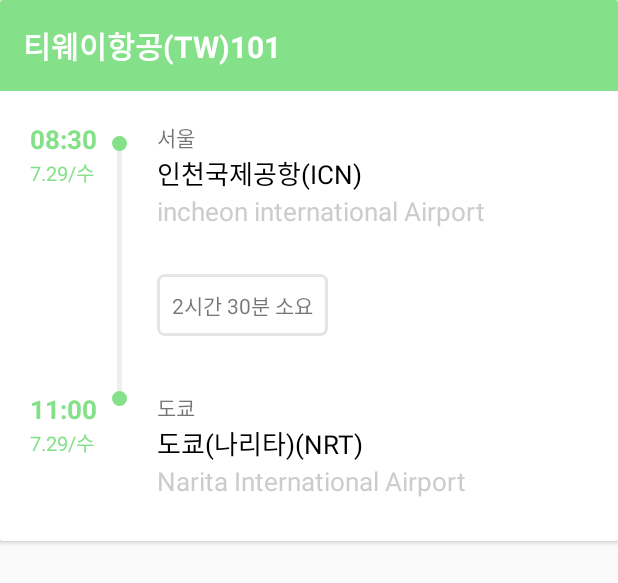
After one commit to agopwns/NOVATEST, an Android app: the layout dialog_bottom_airline.xml on its own in the app's theme, with its tools: preview values and no code run, on a phone screen of 412 x 824 dp. The commit adds this screen. Shown: the top 583 px of the screen. Run offline under Robolectric (Android 15) with nearby library versions, the phone set to English and light mode, and no system bars.

Commit message:
항공편 등록 후 하단 다이얼로그 UI 수정
항공편 등록 후 하단 다이얼로그 UI 수정

```diff
--- a/app/src/main/java/com/example/novatrip/SCHEDULE/Adapter/AdapterSchedulTravelPlanAndDetail.java
+++ b/app/src/main/java/com/example/novatrip/SCHEDULE/Adapter/AdapterSchedulTravelPlanAndDetail.java
@@ -297,11 +297,13 @@ public class AdapterSchedulTravelPlanAndDetail extends RecyclerView.Adapter<Adap
                         holder.tv_timeTravelDetailPlan.setText(start_end_time_FIRST);
                         holder.tv_TravelDetailPlanInfo.setText(itemTravelDetail.getPlace().getAddress_place_detail());
                     }else if(itemTravelDetail.getCategory_travel_plan_detail() == AirlineIDX){
-//TODO: 공항 등록
-                        Log.d(TAG, "onBindViewHolder: 공항 아이템");
 
+                        holder.tv_travelDetailPlanName.setText("공항");
+                        holder.tv_travelRouteNumber.setText(String.valueOf(position));
+                        String start_end_time_FIRST = itemTravelDetail.getAirline().getStart_time_airline() + " ~ " +   itemTravelDetail.getAirline().getEnd_time_airport();
+                        holder.tv_timeTravelDetailPlan.setText(start_end_time_FIRST);
+                        holder.tv_TravelDetailPlanInfo.setText(itemTravelDetail.getAirline().getName_start_airport()+" ~ " +itemTravelDetail.getAirline().getName_end_airport());
                     }
-
 
                     break;
                 case MIDDLE :
--- a/app/src/main/java/com/example/novatrip/SCHEDULE/UI/ScheduleTravelDetailActivity.java
+++ b/app/src/main/java/com/example/novatrip/SCHEDULE/UI/ScheduleTravelDetailActivity.java
@@ -127,6 +127,7 @@ public class ScheduleTravelDetailActivity extends AppCompatActivity implements V
         adapterSchedulTravelPlanAndDetail.ClickListener_clickLisenerSchedulAddTravelDetailItem(new ClickLisenerSchedulAddTravelLocation() {
             @Override
             public void OnItemClick(String unixTime, int position) {
+
                 localArrayList_choice = new ArrayList<>();
 
 //                // 만약 unixTime이 올림픽 시작일(7/22일)보다 크고 종료일(8/?)일 보다 작으면 올림픽 기간으로 생각해서 일정 추갈할 때 올림픽 관련 일정 추가.
@@ -171,6 +172,7 @@ public class ScheduleTravelDetailActivity extends AppCompatActivity implements V
 
 
     public void setTravelDetailItemClickLisner(){
+
         if(adapterSchedulTravelPlanAndDetail.getTravelPlanList().size() == 0 || adapterSchedulTravelPlanAndDetail.getTravelPlanList() ==null){
             Log.d(TAG, "setTravelDetailItemClickLisner: 리스트 비어있음 ");
             return;
@@ -185,7 +187,7 @@ public class ScheduleTravelDetailActivity extends AppCompatActivity implements V
             adapterSchedulTravelPlanAndDetail.getTravelPlanList().get(i).getAdapter_child().ClickListener_clickLisenerSchedulTravelDetailItem(new ClickLisenerSchedulTravelDetailitem() {
                 @Override
                 public void OnItemClick(final ItemTravelDetail itemTravelDetail,final int position_) {
-                    if(itemTravelDetail.getOlympicGame() == null){
+                    if(itemTravelDetail.getCategory_travel_plan_detail() == PlaceIDX){
 
                         Log.d(TAG, "OnItemClick: 일반 여행 ");
 
@@ -227,13 +229,11 @@ public class ScheduleTravelDetailActivity extends AppCompatActivity implements V
                         dialog.setContentView(dialogView);
                         dialog.show();
 
-                    }else if(itemTravelDetail.getOlympicGame() !=null){
+                    }else if(itemTravelDetail.getCategory_travel_plan_detail()==OlympicGameIDX){
+
                         Log.d(TAG, "OnItemClick: 올림픽 여행 ");
-
                         View dialogView = getLayoutInflater().inflate(R.layout.dialog_bottom_olympic_info, null);
-
                         ImageView iv_profile = dialogView.findViewById(R.id.iv_profile);
-
                         //TODO:올림픽 경기에 관한 이미지 컬럼 만들고 정보 넣어서 보여줘야함.
                         Glide.with(getApplicationContext())
                                 .load("https://upload.wikimedia.org/wikipedia/ko/thumb/b/b6/2020%EB%85%84_%ED%95%98%EA%B3%84_%EC%98%AC%EB%A6%BC%ED%94%BD_%EB%A1%9C%EA%B3%A0.svg/1200px-2020%EB%85%84_%ED%95%98%EA%B3%84_%EC%98%AC%EB%A6%BC%ED%94%BD_%EB%A1%9C%EA%B3%A0.svg.png")
@@ -264,6 +264,15 @@ public class ScheduleTravelDetailActivity extends AppCompatActivity implements V
                                 startActivity(intent);
                             }
                         });
+                        dialog = new BottomSheetDialog(context);
+                        dialog.setContentView(dialogView);
+                        dialog.show();
+                    }else if(itemTravelDetail.getCategory_travel_plan_detail() == AirlineIDX ){
+
+                        Log.d(TAG, "OnItemClick:  항공편 idx ");
+
+                        View dialogView = getLayoutInflater().inflate(R.layout.dialog_bottom_airline, null);
+
                         dialog = new BottomSheetDialog(context);
                         dialog.setContentView(dialogView);
                         dialog.show();
@@ -577,7 +586,7 @@ public class ScheduleTravelDetailActivity extends AppCompatActivity implements V
             //TravelPlanDetail 을 보여주는 리사이클러뷰의 list를 가져온 후
             ArrayList<ItemTravelDetail> itemTravelDetails =  itemTravelPlan.getAdapter_child().getItemTravelDetailArrayList();
 
-            //새로 추가한 airline 정보를 추가한다.
+
             Log.d(TAG, "onActivityResult: 첫 데이터 추가");
             ItemTravelDetail addItemTravelDetail = new ItemTravelDetail();
 
@@ -605,6 +614,9 @@ public class ScheduleTravelDetailActivity extends AppCompatActivity implements V
              addItemTravelDetail.setUnixtime_travel_plan_detail(unixTime);
              addItemTravelDetail.setCategory_travel_plan_detail(AirlineIDX);
              addItemTravelDetail.setAirline(airline);
+
+             //새로  airline 정보를 추가한다.
+            itemTravelDetails.add(addItemTravelDetail);
 
             itemTravelPlan.getAdapter_child().setItemTravelDetailArrayList(itemTravelDetails);
             itemTravelPlan.getAdapter_child().notifyDataSetChanged();
--- /dev/null
+++ b/app/src/main/res/drawable/ic_linear_scale_black_24dp.xml
@@ -0,0 +1,5 @@
+<vector android:alpha="0.44" android:height="24dp"
+    android:viewportHeight="24.0" android:viewportWidth="24.0"
+    android:width="24dp" xmlns:android="http://schemas.android.com/apk/res/android">
+    <path android:fillColor="#FF000000" android:pathData="M19.5,9.5c-1.03,0 -1.9,0.62 -2.29,1.5h-2.92c-0.39,-0.88 -1.26,-1.5 -2.29,-1.5s-1.9,0.62 -2.29,1.5H6.79c-0.39,-0.88 -1.26,-1.5 -2.29,-1.5C3.12,9.5 2,10.62 2,12s1.12,2.5 2.5,2.5c1.03,0 1.9,-0.62 2.29,-1.5h2.92c0.39,0.88 1.26,1.5 2.29,1.5s1.9,-0.62 2.29,-1.5h2.92c0.39,0.88 1.26,1.5 2.29,1.5 1.38,0 2.5,-1.12 2.5,-2.5s-1.12,-2.5 -2.5,-2.5z"/>
+</vector>
--- /dev/null
+++ b/app/src/main/res/layout/dialog_bottom_airline.xml
@@ -0,0 +1,298 @@
+<?xml version="1.0" encoding="utf-8"?>
+<!--올림픽 경기에 대한 정보를 보여주는 다이얼로그 -->
+<androidx.cardview.widget.CardView
+    xmlns:android="http://schemas.android.com/apk/res/android"
+    xmlns:app="http://schemas.android.com/apk/res-auto"
+    android:layout_width="match_parent"
+    android:layout_height="wrap_content"
+    xmlns:card_view="http://schemas.android.com/tools"
+    android:background="@drawable/round_gray"
+    >
+
+<LinearLayout
+    card_view:cardCornerRadius="20dp"
+    card_view:cardUseCompatPadding="true"
+    android:id="@+id/bottom_sheet"
+    android:layout_width="match_parent"
+    android:layout_height="wrap_content"
+    android:background="#ffffff"
+    android:orientation="vertical"
+    app:behavior_hideable="false"
+
+    >
+
+
+
+        <LinearLayout
+            android:background="@color/colorMainGreen"
+            android:layout_width="match_parent"
+            android:layout_height="0dp"
+            android:layout_weight="1"
+            android:orientation="vertical"
+            android:padding="15dp"
+           >
+
+            <TextView
+
+                android:id="@+id/tv_name_airline_nuber"
+                android:layout_width="match_parent"
+                android:layout_height="wrap_content"
+                android:text="티웨이항공(TW)101"
+                android:textColor="@color/WHITE"
+                android:textSize="20sp"
+                android:textStyle="bold"
+                />
+
+
+        </LinearLayout>
+
+
+
+    <LinearLayout
+        android:layout_width="match_parent"
+        android:layout_height="wrap_content"
+        android:orientation="vertical"
+        >
+
+
+        <LinearLayout
+            android:paddingTop="20dp"
+            android:orientation="horizontal"
+            android:layout_width="match_parent"
+            android:layout_height="wrap_content"
+            >
+
+
+            <LinearLayout
+                android:layout_width="wrap_content"
+                android:layout_height="wrap_content"
+                android:orientation="vertical"
+                android:layout_marginLeft="20dp"
+                >
+                <TextView
+                    android:id="@+id/tv_time_start_airport"
+                    android:layout_width="wrap_content"
+                    android:layout_height="wrap_content"
+                    android:textColor="@color/colorMainGreen"
+                    android:text="08:30"
+                    android:textSize="17dp"
+                    android:textStyle="bold"
+                    />
+                <TextView
+                    android:id="@+id/tv_date_start_airport"
+                    android:layout_width="wrap_content"
+                    android:layout_height="wrap_content"
+                    android:textColor="@color/colorMainGreen"
+                    android:text="7.29/수"
+                    android:textSize="13dp"
+
+                    />
+
+            </LinearLayout>
+
+            <FrameLayout
+                android:paddingTop="10dp"
+                android:layout_width="30dp"
+                android:layout_height="180dp"
+                android:orientation="vertical"
+                app:layout_constraintBottom_toBottomOf="parent"
+                app:layout_constraintEnd_toStartOf="@+id/layout_travelPlanDetailItem"
+                app:layout_constraintStart_toStartOf="parent"
+                app:layout_constraintTop_toTopOf="parent">
+
+
+                <!--    선     -->
+                <TextView
+                    android:layout_width="3dp"
+                    android:layout_height="match_parent"
+                    android:layout_gravity="center"
+                    android:background="#eeeeee" />
+
+
+
+                <TextView
+                    android:id="@+id/tv_travelRouteNumber"
+                    android:layout_width="10dp"
+                    android:layout_height="10dp"
+                    android:layout_gravity="center_horizontal"
+                    android:background="@drawable/circle_background"
+                    android:gravity="center"
+                    android:textColor="@color/WHITE"
+                    app:layout_constraintStart_toStartOf="parent"
+                    app:layout_constraintTop_toTopOf="@+id/layout_travelPlanDetailItem" />
+
+            </FrameLayout>
+
+
+            <LinearLayout
+                android:id="@+id/layout_travelPlanDetailItem"
+                android:layout_width="0dp"
+                android:layout_height="match_parent"
+                android:layout_weight="1"
+                android:orientation="vertical"
+                >
+
+                <TextView
+                    android:id="@+id/tv_name_start_country"
+                    android:layout_width="wrap_content"
+                    android:layout_height="wrap_content"
+                    android:paddingHorizontal="10dp"
+                    android:text="서울"
+                    android:textSize="14dp"
+                    app:layout_constraintStart_toStartOf="parent"
+                    app:layout_constraintTop_toTopOf="parent" />
+
+                <TextView
+                    android:id="@+id/tv_name_start_airport"
+                    android:layout_width="wrap_content"
+                    android:layout_height="wrap_content"
+                    android:paddingHorizontal="10dp"
+                    android:text="인천국제공항(ICN)"
+                    android:textSize="17dp"
+                    android:textColor="@color/BLACK"
+                    app:layout_constraintStart_toStartOf="@+id/tv_travelDetailPlanName"
+                    app:layout_constraintTop_toBottomOf="@+id/tv_travelDetailPlanName" />
+
+                <TextView
+                    android:id="@+id/tv_name_start_airport_english"
+                    android:layout_width="wrap_content"
+                    android:layout_height="wrap_content"
+                    android:paddingHorizontal="10dp"
+                    android:text="incheon international Airport"
+                    android:textSize="17dp"
+                    android:textColor="#cccccc"
+                    app:layout_constraintStart_toStartOf="@+id/tv_travelDetailPlanName"
+                    app:layout_constraintTop_toBottomOf="@+id/tv_travelDetailPlanName"
+
+                    />
+
+
+                <TextView
+                    android:id="@+id/tv_time"
+                    android:layout_marginLeft="10dp"
+                    android:layout_width="wrap_content"
+                    android:layout_height="wrap_content"
+                    android:background="@drawable/round_gray"
+                    android:text="2시간 30분 소요"
+                    android:padding="10dp"
+                    android:layout_marginTop="30dp"
+                    />
+
+            </LinearLayout>
+
+
+
+        </LinearLayout>
+        </LinearLayout>
+
+
+
+
+
+    <LinearLayout
+
+        android:orientation="horizontal"
+        android:layout_width="match_parent"
+        android:layout_height="wrap_content"
+        >
+
+
+        <LinearLayout
+            android:layout_width="wrap_content"
+            android:layout_height="wrap_content"
+            android:orientation="vertical"
+            android:layout_marginLeft="20dp"
+            >
+
+            <TextView
+                android:id="@+id/tv_time_end_airport"
+                android:layout_width="wrap_content"
+                android:layout_height="wrap_content"
+                android:text="11:00"
+                android:textColor="@color/colorMainGreen"
+                android:textSize="17dp"
+                android:textStyle="bold" />
+            <TextView
+                android:id="@+id/tv_date_end_airport"
+                android:layout_width="wrap_content"
+                android:layout_height="wrap_content"
+                android:textColor="@color/colorMainGreen"
+                android:text="7.29/수"
+                android:textSize="13dp"
+
+                />
+
+        </LinearLayout>
+
+        <FrameLayout
+            android:layout_width="30dp"
+            android:layout_height="100dp"
+            android:orientation="vertical"
+            app:layout_constraintBottom_toBottomOf="parent"
+            app:layout_constraintEnd_toStartOf="@+id/layout_travelPlanDetailItem"
+            app:layout_constraintStart_toStartOf="parent"
+            app:layout_constraintTop_toTopOf="parent">
+
+            <TextView
+                android:layout_width="10dp"
+                android:layout_height="10dp"
+                android:layout_gravity="center_horizontal|top"
+                android:background="@drawable/circle_background"
+                android:gravity="start"
+                android:textColor="@color/WHITE"
+                app:layout_constraintStart_toStartOf="parent"
+                app:layout_constraintTop_toTopOf="@+id/layout_travelPlanDetailItem" />
+
+        </FrameLayout>
+
+
+        <LinearLayout
+
+            android:layout_width="0dp"
+            android:layout_height="match_parent"
+            android:layout_weight="1"
+            android:orientation="vertical"
+            >
+
+            <TextView
+                android:id="@+id/tv_name_end_country"
+                android:layout_width="wrap_content"
+                android:layout_height="wrap_content"
+                android:paddingHorizontal="10dp"
+                android:text="도쿄"
+                android:textSize="14dp"
+                app:layout_constraintStart_toStartOf="parent"
+                app:layout_constraintTop_toTopOf="parent" />
+
+            <TextView
+                android:id="@+id/tv_name_end_airport"
+                android:layout_width="wrap_content"
+                android:layout_height="wrap_content"
+                android:paddingHorizontal="10dp"
+                android:text="도쿄(나리타)(NRT)"
+                android:textSize="17dp"
+                android:textColor="@color/BLACK"
+                app:layout_constraintStart_toStartOf="@+id/tv_travelDetailPlanName"
+                app:layout_constraintTop_toBottomOf="@+id/tv_travelDetailPlanName" />
+
+            <TextView
+                android:id="@+id/tv_name_end_airport_english"
+                android:layout_width="wrap_content"
+                android:layout_height="wrap_content"
+                android:paddingHorizontal="10dp"
+                android:text="Narita International Airport"
+                android:textSize="17dp"
+                android:textColor="#cccccc"
+                app:layout_constraintStart_toStartOf="@+id/tv_travelDetailPlanName"
+                app:layout_constraintTop_toBottomOf="@+id/tv_travelDetailPlanName" />
+
+
+
+        </LinearLayout>
+
+
+
+    </LinearLayout>
+</LinearLayout>
+
+</androidx.cardview.widget.CardView>
--- a/app/src/main/res/layout/item_schedule_travelchild_first.xml
+++ b/app/src/main/res/layout/item_schedule_travelchild_first.xml
@@ -1,22 +1,22 @@
 <?xml version="1.0" encoding="utf-8"?>
-<androidx.constraintlayout.widget.ConstraintLayout
+<LinearLayout
 xmlns:android="http://schemas.android.com/apk/res/android"
 xmlns:app="http://schemas.android.com/apk/res-auto"
     xmlns:tools="http://schemas.android.com/tools"
-    android:orientation="vertical" android:layout_width="match_parent"
+    android:orientation="horizontal" android:layout_width="match_parent"
 android:layout_height="wrap_content"
     >
 
 
     <FrameLayout
-        android:layout_width="80dp"
+        android:layout_width="0dp"
         android:layout_height="100dp"
+        android:layout_weight="0.3"
         android:orientation="vertical"
         app:layout_constraintBottom_toBottomOf="parent"
+        app:layout_constraintEnd_toStartOf="@+id/layout_travelPlanDetailItem"
         app:layout_constraintStart_toStartOf="parent"
-        app:layout_constraintTop_toTopOf="parent"
-        android:background="@color/WHITE">
-
+        app:layout_constraintTop_toTopOf="parent">
 
 
         <!--    선     -->
@@ -29,18 +29,17 @@ android:layout_height="wrap_content"
         <TextView
             android:layout_width="match_parent"
             android:layout_height="50dp"
-            android:background="@color/WHITE"
             android:layout_gravity="top"
-            />
+            android:background="@color/WHITE" />
 
 
         <TextView
             android:id="@+id/tv_travelRouteNumber"
             android:layout_width="30dp"
             android:layout_height="30dp"
+            android:layout_gravity="center"
             android:background="@drawable/circle_background"
             android:gravity="center"
-            android:layout_gravity="center"
             android:text="1"
             android:textColor="@color/WHITE"
             app:layout_constraintBottom_toBottomOf="parent"
@@ -52,23 +51,24 @@ android:layout_height="wrap_content"
 
     <androidx.constraintlayout.widget.ConstraintLayout
         android:id="@+id/layout_travelPlanDetailItem"
-        android:layout_width="300dp"
+        android:layout_width="0dp"
+        android:layout_weight="1"
         android:layout_height="match_parent"
         android:layout_marginVertical="10dp"
-        android:layout_marginRight="20dp"
+        android:layout_marginRight="15dp"
         android:background="@drawable/round_gray"
         android:orientation="vertical"
         android:paddingVertical="10dp"
         app:layout_constraintBottom_toBottomOf="parent"
         app:layout_constraintEnd_toEndOf="parent"
-        app:layout_constraintTop_toTopOf="parent">
+        app:layout_constraintTop_toBottomOf="@+id/layout_km">
 
         <TextView
             android:id="@+id/tv_travelDetailPlanName"
             android:layout_width="wrap_content"
             android:layout_height="wrap_content"
             android:paddingHorizontal="10dp"
-            android:text="공항"
+            android:text="큰타이틀"
             android:textColor="@color/BLACK"
             android:textSize="20dp"
             app:layout_constraintStart_toStartOf="parent"
@@ -101,4 +101,4 @@ android:layout_height="wrap_content"
 
 
 
-</androidx.constraintlayout.widget.ConstraintLayout>
+</LinearLayout>
--- a/app/src/main/res/layout/item_schedule_travelchile_final.xml
+++ b/app/src/main/res/layout/item_schedule_travelchile_final.xml
@@ -33,9 +33,16 @@
 
     </LinearLayout>
 
+    <LinearLayout
+        android:layout_width="match_parent"
+        android:layout_height="match_parent"
+        android:orientation="horizontal"
+        app:layout_constraintTop_toBottomOf="@+id/layout_km"
+        >
+
         <FrameLayout
-
-        android:layout_width="80dp"
+            android:layout_width="0dp"
+            android:layout_weight="0.3"
             android:layout_height="100dp"
             android:orientation="vertical"
             app:layout_constraintBottom_toBottomOf="parent"
@@ -71,14 +78,15 @@
             app:layout_constraintBottom_toBottomOf="@+id/layout_travelPlanDetailItem"
             app:layout_constraintStart_toStartOf="parent"
             app:layout_constraintTop_toTopOf="@+id/layout_travelPlanDetailItem"
-            tools:layout_editor_absoluteY="56dp" />
+            />
 
     </FrameLayout>
 
 
         <androidx.constraintlayout.widget.ConstraintLayout
             android:id="@+id/layout_travelPlanDetailItem"
-        android:layout_width="300dp"
+            android:layout_width="0dp"
+            android:layout_weight="1"
             android:layout_height="match_parent"
             android:layout_marginVertical="10dp"
             android:layout_marginRight="15dp"
@@ -125,6 +133,6 @@
 
     </androidx.constraintlayout.widget.ConstraintLayout>
 
-
+    </LinearLayout>
 
 </androidx.constraintlayout.widget.ConstraintLayout>
--- a/app/src/main/res/layout/item_schedule_travelchile_middle.xml
+++ b/app/src/main/res/layout/item_schedule_travelchile_middle.xml
@@ -6,7 +6,6 @@
     android:orientation="vertical" android:layout_width="match_parent"
     android:layout_height="wrap_content"
     android:background="@color/WHITE">
-
 
     <LinearLayout
         android:layout_marginVertical="5dp"
@@ -18,6 +17,7 @@
         app:layout_constraintStart_toStartOf="parent"
         app:layout_constraintTop_toTopOf="parent"
         >
+
 
         <TextView
             android:paddingVertical="3dp"
@@ -33,11 +33,18 @@
 
 
 
-
     </LinearLayout>
 
+    <LinearLayout
+        android:layout_width="match_parent"
+        android:layout_height="match_parent"
+        android:orientation="horizontal"
+        app:layout_constraintTop_toBottomOf="@+id/layout_km"
+        >
+
     <FrameLayout
-        android:layout_width="80dp"
+        android:layout_width="0dp"
+        android:layout_weight="0.3"
         android:layout_height="100dp"
         android:orientation="vertical"
         app:layout_constraintBottom_toBottomOf="parent"
@@ -67,15 +74,15 @@
             app:layout_constraintBottom_toBottomOf="@+id/layout_travelPlanDetailItem"
             app:layout_constraintStart_toStartOf="parent"
             app:layout_constraintTop_toTopOf="@+id/layout_travelPlanDetailItem"
-            tools:layout_editor_absoluteY="56dp" />
+              />
 
     </FrameLayout>
 
 
     <androidx.constraintlayout.widget.ConstraintLayout
-
         android:id="@+id/layout_travelPlanDetailItem"
-        android:layout_width="300dp"
+        android:layout_width="0dp"
+        android:layout_weight="1"
         android:layout_height="match_parent"
         android:layout_marginVertical="10dp"
         android:layout_marginRight="15dp"
@@ -122,6 +129,6 @@
 
     </androidx.constraintlayout.widget.ConstraintLayout>
 
-
+    </LinearLayout>
 
 </androidx.constraintlayout.widget.ConstraintLayout>
```
Also changed, not shown: app/src/main/res/drawable/line_.jpg (added). Lines whose indentation alone changed are shown as unchanged.
